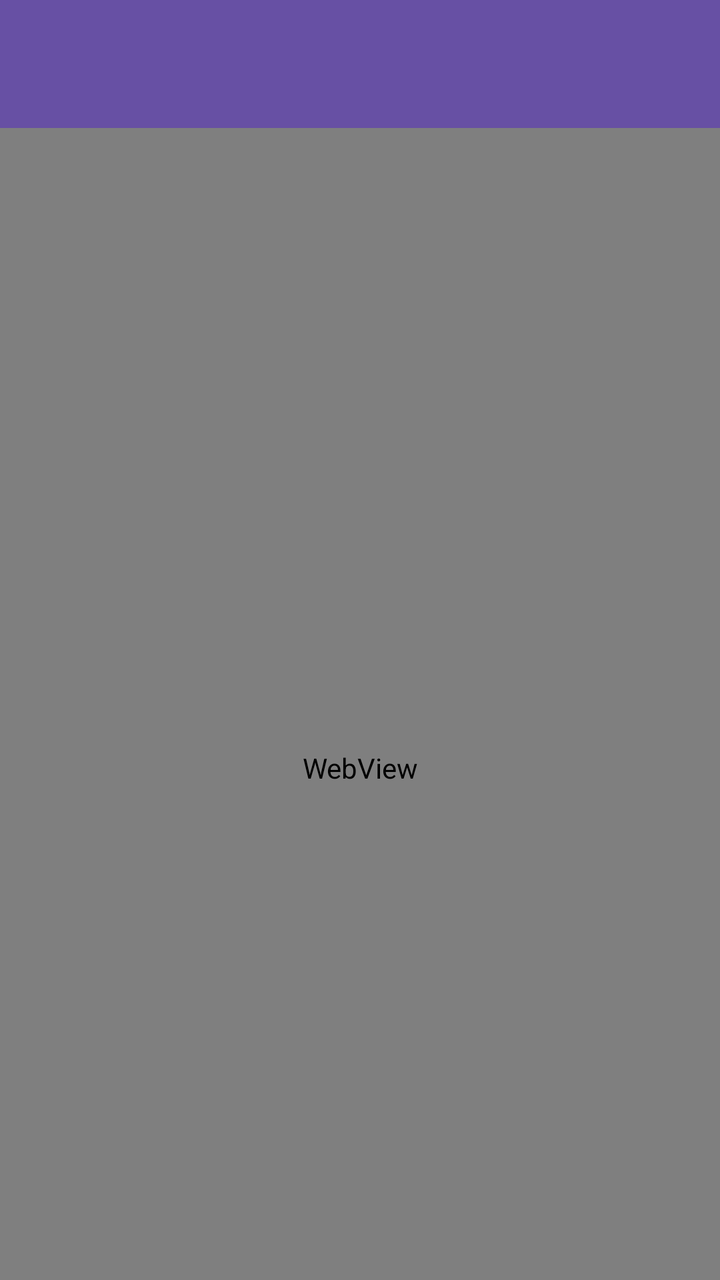
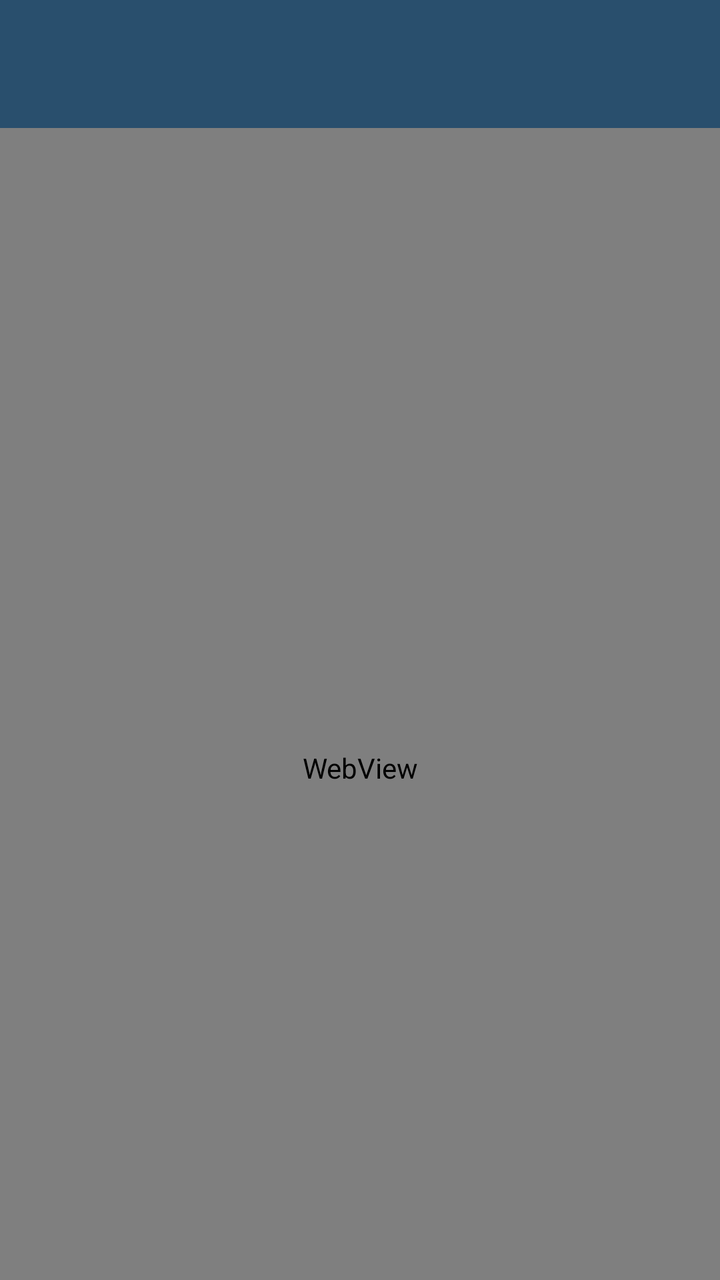

Compare the two renders of this Android layout. The source of the first and the diff that turns it into the second are given below.
<!-- AndroidManifest.xml: application theme Theme.Marsmuti -->
<!-- res/layout/activity_web_view.xml -->
<?xml version="1.0" encoding="utf-8"?>
<androidx.coordinatorlayout.widget.CoordinatorLayout
    xmlns:android="http://schemas.android.com/apk/res/android"
    xmlns:app="http://schemas.android.com/apk/res-auto"
    xmlns:tools="http://schemas.android.com/tools"
    android:id="@+id/main"
    android:layout_width="match_parent"
    android:layout_height="match_parent"
    tools:context=".Home.pertemuan5.WebViewActivity">

    <com.google.android.material.appbar.AppBarLayout
        android:id="@+id/appBar"
        android:layout_width="match_parent"
        android:layout_height="wrap_content"
        android:theme="@style/ThemeOverlay.MaterialComponents.Dark.ActionBar">

        <androidx.appcompat.widget.Toolbar
            android:id="@+id/toolbar"
            android:layout_width="match_parent"
            android:layout_height="?attr/actionBarSize"
            android:background="?attr/colorPrimary"
            app:titleTextColor="@android:color/white"
            app:layout_scrollFlags="scroll|enterAlways" />

    </com.google.android.material.appbar.AppBarLayout>

    <WebView
        android:id="@+id/webView"
        android:layout_width="match_parent"
        android:layout_height="match_parent"
        app:layout_behavior="@string/appbar_scrolling_view_behavior" />

</androidx.coordinatorlayout.widget.CoordinatorLayout>
<!-- resources referenced by this layout -->
<resources>
  <style name="Theme.Marsmuti" parent="Base.Theme.Marsmuti" />
  <style name="Base.Theme.Marsmuti" parent="Theme.Material3.DayNight.NoActionBar">
          
          
      </style>
</resources>

<!-- the commit's change to res/layout/activity_web_view.xml (unified diff, before → after) -->
@@ -18,7 +18,7 @@
             android:id="@+id/toolbar"
             android:layout_width="match_parent"
             android:layout_height="?attr/actionBarSize"
-            android:background="?attr/colorPrimary"
+            android:background="#294F6D"
             app:titleTextColor="@android:color/white"
             app:layout_scrollFlags="scroll|enterAlways" />
 
